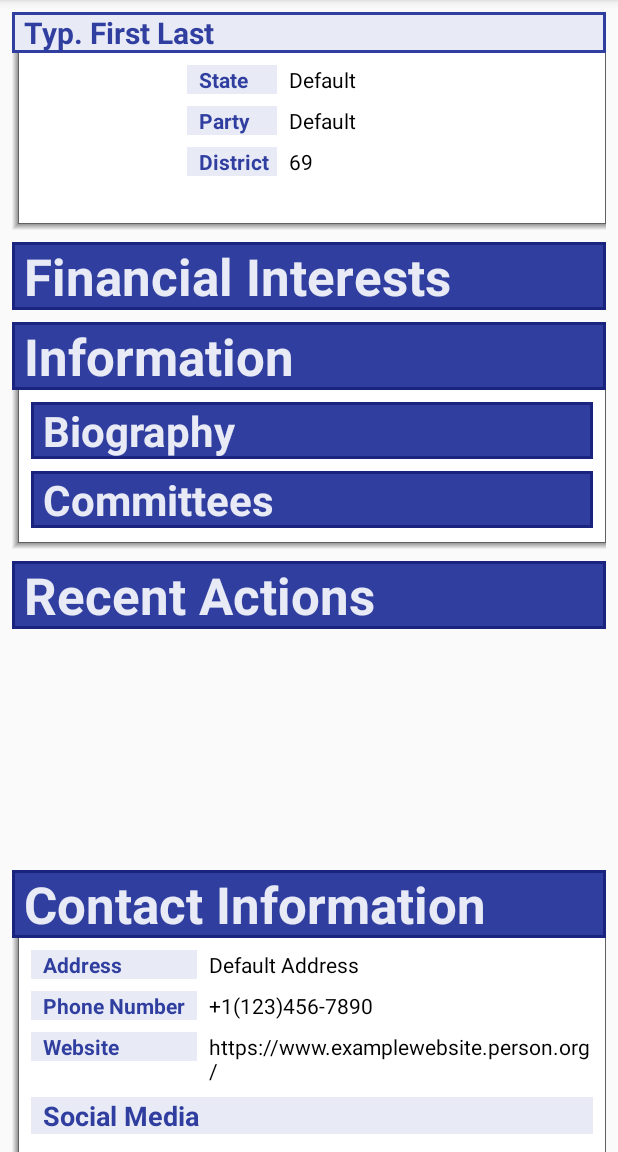
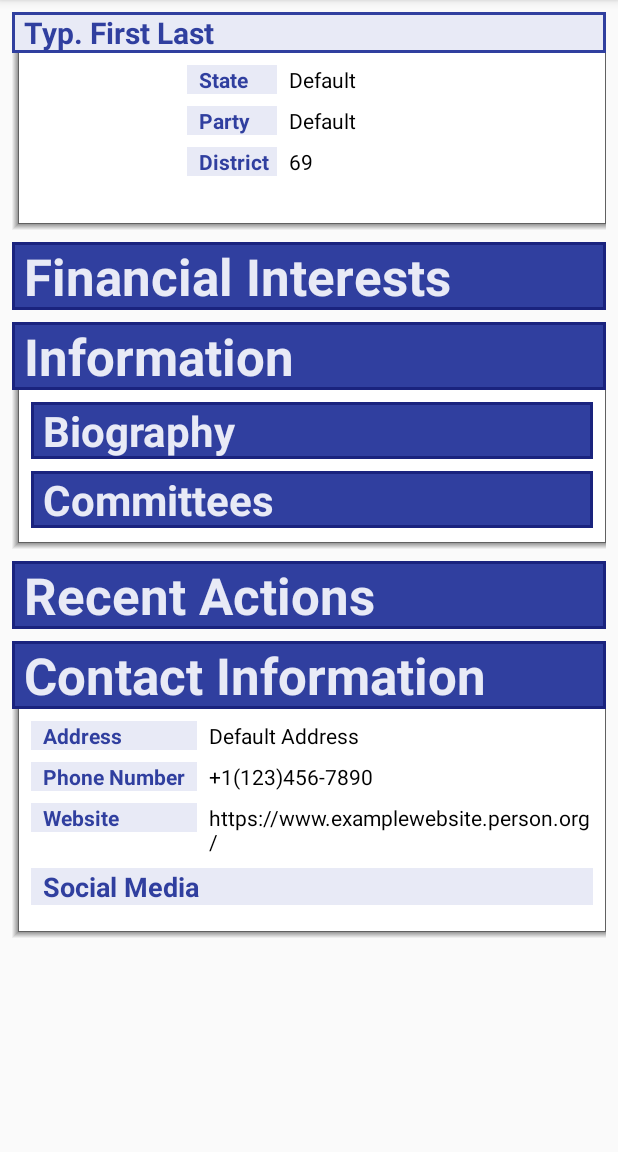
Before and after one commit to Samson50/LexLator, an Android app: the fragment LegislatorMain shown on its own in the app's theme, after a tap on "Contact Information", on a phone screen of 412 x 824 dp, the part 84-1236 px from its top. Run offline under Robolectric (Android 15) with nearby library versions, the light colour scheme and no system bars; 9 statements that could not run were skipped.

Commit message:
Version 0.0.4 Added actual buffer to the bottom of contact. Broke then un-broke contact collapsible trying to get it to scroll to the bottom (ScrollCollapseListener).

```diff
--- a/app/src/main/java/com/decent/lexlator/ui/legislator/LegislatorMain.java
+++ b/app/src/main/java/com/decent/lexlator/ui/legislator/LegislatorMain.java
@@ -22,6 +22,7 @@ import com.decent.lexlator.R;
 import com.decent.lexlator.data.Legislator;
 import com.decent.lexlator.utils.AlertFragment;
 import com.decent.lexlator.utils.CollapseListener;
+import com.decent.lexlator.utils.ScrollCollapseListener;
 
 public class LegislatorMain extends Fragment {
 
@@ -127,7 +128,7 @@ public class LegislatorMain extends Fragment {
         legislator.fillActions(billsRecycler, votesRecycler);
 
         // Initialize Contact Information views
-        addCollapse((TextView) root.findViewById(R.id.contact_text), root.findViewById(R.id.contact_constraint));
+        addScrollCollapse((TextView) root.findViewById(R.id.contact_text), root.findViewById(R.id.contact_constraint));
 
         TextView addressView = root.findViewById(R.id.legislator_address);
         TextView phoneView = root.findViewById(R.id.legislator_phone);
@@ -198,5 +199,11 @@ public class LegislatorMain extends Fragment {
         clicker.setOnClickListener(collapseListener);
     }
 
+    private void addScrollCollapse(TextView clicker, View hider) {
+        hider.setVisibility(View.GONE);
+        ScrollCollapseListener scrollCollapseListener = new ScrollCollapseListener(hider);
+        clicker.setOnClickListener(scrollCollapseListener);
+    }
+
 
 }
--- /dev/null
+++ b/app/src/main/java/com/decent/lexlator/utils/ScrollCollapseListener.java
@@ -0,0 +1,84 @@
+package com.decent.lexlator.utils;
+
+import android.view.View;
+import android.view.ViewGroup;
+import android.view.animation.Animation;
+import android.view.animation.Transformation;
+
+public class ScrollCollapseListener implements View.OnClickListener {
+
+    private View collapsibleView;
+    private int duration = 250;
+
+    public ScrollCollapseListener(View view) {
+        collapsibleView = view;
+    }
+
+    @Override
+    public void onClick(View v) {
+        if (View.VISIBLE == collapsibleView.getVisibility()) {
+            collapse(collapsibleView);
+        }
+        else {
+            expand(collapsibleView);
+        }
+    }
+
+    //TODO: Make this transition smoother-ier
+    private void collapse(final View v) {
+        final int initialHeight = v.getMeasuredHeight();
+
+        Animation a = new Animation() {
+            @Override
+            protected void applyTransformation(float interpolatedTime, Transformation t) {
+                super.applyTransformation(interpolatedTime, t);
+                if (interpolatedTime == 1) v.setVisibility(View.GONE);
+                else {
+                    v.getLayoutParams().height = initialHeight - (int)(initialHeight * interpolatedTime);
+                    v.requestLayout();
+                }
+            }
+
+            @Override
+            public boolean willChangeBounds() {
+                return true;
+            }
+        };
+        a.setDuration(duration);
+        //(int)(initialHeight / v.getContext().getResources().getDisplayMetrics().density));
+        v.startAnimation(a);
+    }
+
+    private void expand(final View v) {
+        int matchParentMeasureSpec = View.MeasureSpec.makeMeasureSpec(((View) v.getParent()).getWidth(), View.MeasureSpec.EXACTLY);
+        int wrapContentMeasureSpec = View.MeasureSpec.makeMeasureSpec(0, View.MeasureSpec.UNSPECIFIED);
+        v.measure(matchParentMeasureSpec, wrapContentMeasureSpec);
+        final int targetHeight = v.getMeasuredHeight();
+
+        // Older versions of android (pre API 21) cancel animations for views with a height of 0.
+        v.getLayoutParams().height = 1;
+        v.setVisibility(View.VISIBLE);
+        Animation a = new Animation()
+        {
+            @Override
+            protected void applyTransformation(float interpolatedTime, Transformation t) {
+                v.getLayoutParams().height = interpolatedTime == 1
+                        ? ViewGroup.LayoutParams.WRAP_CONTENT
+                        : (int)(targetHeight * interpolatedTime);
+                v.requestLayout();
+            }
+
+            @Override
+            public boolean willChangeBounds() {
+                return true;
+            }
+        };
+
+        // Expansion speed of 1dp/ms
+        a.setDuration(duration);
+        //(int)(targetHeight / v.getContext().getResources().getDisplayMetrics().density));
+        v.startAnimation(a);
+
+        //v.scrollTo(0, v.getBottom());
+    }
+}
--- a/app/src/main/res/layout/fragment_legislator_main.xml
+++ b/app/src/main/res/layout/fragment_legislator_main.xml
@@ -43,7 +43,7 @@
                 layout="@layout/layout_finances"
                 android:layout_width="0dp"
                 android:layout_height="wrap_content"
-                android:visibility="visible"
+                android:visibility="gone"
                 app:layout_constraintEnd_toEndOf="@+id/finances_text"
                 app:layout_constraintStart_toStartOf="@+id/finances_text"
                 app:layout_constraintTop_toBottomOf="@+id/finances_text" />
@@ -61,6 +61,7 @@
                 style="@style/contentLayout"
                 android:layout_width="0dp"
                 android:layout_height="wrap_content"
+                android:visibility="visible"
                 app:layout_constraintEnd_toEndOf="@+id/information_text"
                 app:layout_constraintStart_toStartOf="@+id/information_text"
                 app:layout_constraintTop_toBottomOf="@+id/information_text"
@@ -209,9 +210,7 @@
             <TextView
                 android:id="@+id/contact_text"
                 style="@style/collapsibleHeader.main"
-                android:layout_marginBottom="10dp"
                 android:text="@string/contact_text"
-                app:layout_constraintBottom_toBottomOf="parent"
                 app:layout_constraintEnd_toEndOf="parent"
                 app:layout_constraintStart_toStartOf="parent"
                 app:layout_constraintTop_toBottomOf="@+id/actions_constraint" />
@@ -371,6 +370,14 @@
                 </LinearLayout>
             </androidx.constraintlayout.widget.ConstraintLayout>
 
+            <androidx.constraintlayout.widget.ConstraintLayout
+                android:id="@+id/contact_buffer"
+                android:layout_width="match_parent"
+                android:layout_height="10dp"
+                app:layout_constraintTop_toBottomOf="@+id/contact_constraint"
+                app:layout_constraintEnd_toEndOf="parent"
+                app:layout_constraintStart_toStartOf="parent"/>
+
         </androidx.constraintlayout.widget.ConstraintLayout>
     </ScrollView>
 
```
